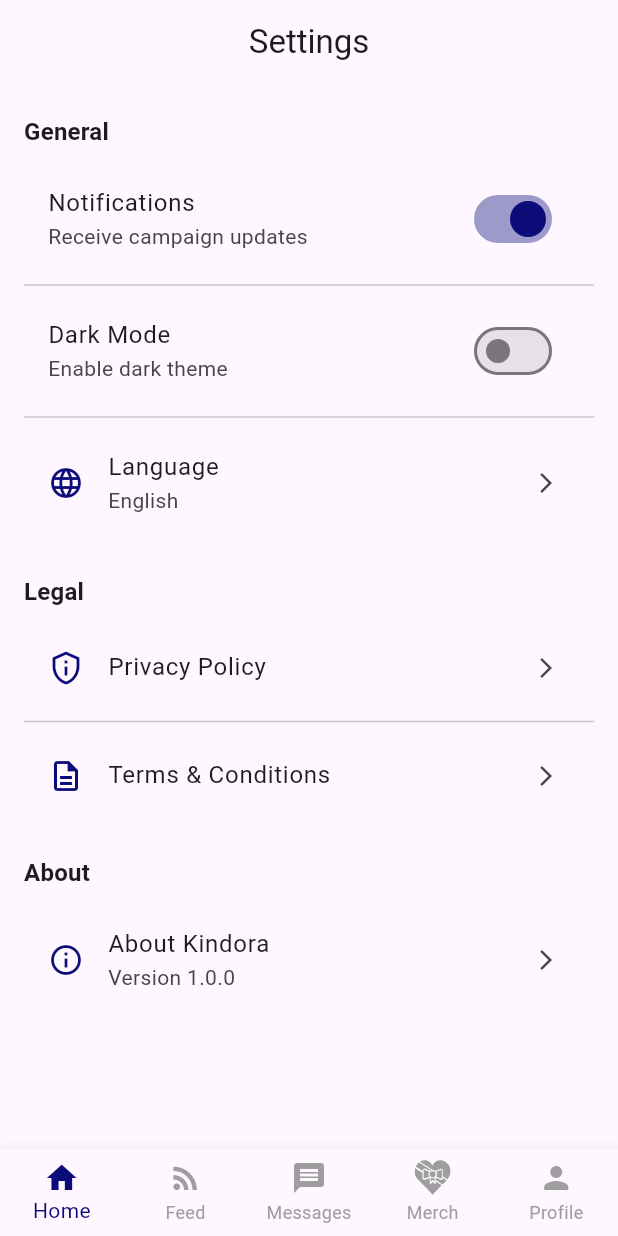
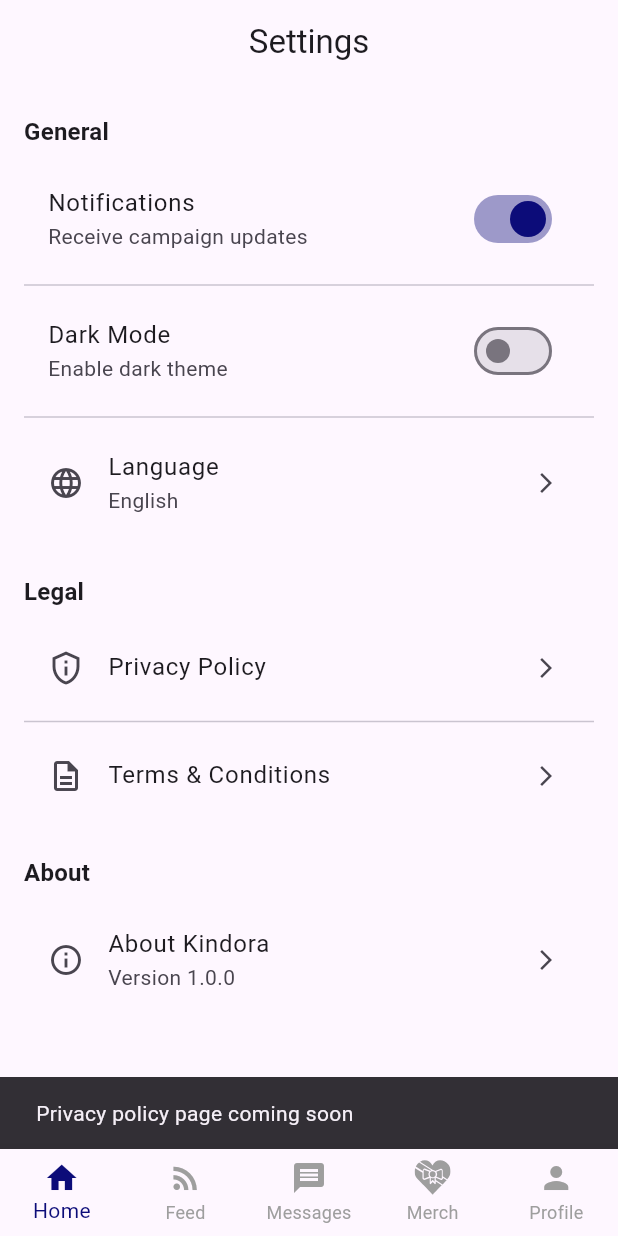
Before and after one commit to UmeshaAlwis/Kindora-, a Flutter app: the SettingsPage screen opened by its route, after a tap on "Privacy Policy", on a phone screen of 412 x 824 dp. Run offline on Flutter 3.47's test engine with Material 3 defaults, Android fonts, the phone set to English and light mode, and no system bars; our stand-ins replace dio, equatable, firebase_auth, firebase_core, flutter_dotenv, flutter_riverpod and 5 more; missing offline and left inert: flutter_stripe; accounts and stored records are empty.

Commit message:
Fix settings errors

```diff
--- a/flutter_app/lib/features/settings/settings_page.dart
+++ b/flutter_app/lib/features/settings/settings_page.dart
@@ -12,7 +12,8 @@ class SettingsPage extends StatefulWidget {
 class _SettingsPageState extends State<SettingsPage> {
 
   bool notificationsEnabled = true;
-  final Color primaryColor = const Color(0xFF0C0C79);
+
+  static const Color primaryColor = Color(0xFF0C0C79);
 
   @override
   Widget build(BuildContext context) {
@@ -30,17 +31,13 @@ class _SettingsPageState extends State<SettingsPage> {
       body: SafeArea(
         child: ListView(
           padding: const EdgeInsets.symmetric(horizontal: 16),
+
           children: [
 
             const SizedBox(height: 20),
 
-            /// GENERAL SETTINGS
-            Text(
-              "General",
-              style: Theme.of(context).textTheme.titleMedium?.copyWith(
-                fontWeight: FontWeight.bold,
-              ),
-            ),
+            /// GENERAL
+            _sectionTitle(context, "General"),
 
             const SizedBox(height: 10),
 
@@ -76,61 +73,76 @@ class _SettingsPageState extends State<SettingsPage> {
 
             /// LANGUAGE
             ListTile(
-              leading: Icon(Icons.language, color: primaryColor),
+              leading: const Icon(Icons.language),
               title: const Text("Language"),
               subtitle: const Text("English"),
               trailing: const Icon(Icons.arrow_forward_ios, size: 16),
-              onTap: () {},
+              onTap: () {
+                ScaffoldMessenger.of(context).showSnackBar(
+                  const SnackBar(
+                    content: Text("Language selection coming soon"),
+                  ),
+                );
+              },
             ),
 
             const SizedBox(height: 25),
 
             /// LEGAL
-            Text(
-              "Legal",
-              style: Theme.of(context).textTheme.titleMedium?.copyWith(
-                fontWeight: FontWeight.bold,
-              ),
-            ),
+            _sectionTitle(context, "Legal"),
 
             const SizedBox(height: 10),
 
             /// PRIVACY POLICY
             ListTile(
-              leading: Icon(Icons.privacy_tip_outlined, color: primaryColor),
+              leading: const Icon(Icons.privacy_tip_outlined),
               title: const Text("Privacy Policy"),
               trailing: const Icon(Icons.arrow_forward_ios, size: 16),
-              onTap: () {},
+              onTap: () {
+                ScaffoldMessenger.of(context).showSnackBar(
+                  const SnackBar(
+                    content: Text("Privacy policy page coming soon"),
+                  ),
+                );
+              },
             ),
 
             const Divider(),
 
             /// TERMS
             ListTile(
-              leading: Icon(Icons.description_outlined, color: primaryColor),
+              leading: const Icon(Icons.description_outlined),
               title: const Text("Terms & Conditions"),
               trailing: const Icon(Icons.arrow_forward_ios, size: 16),
-              onTap: () {},
+              onTap: () {
+                ScaffoldMessenger.of(context).showSnackBar(
+                  const SnackBar(
+                    content: Text("Terms & Conditions page coming soon"),
+                  ),
+                );
+              },
             ),
 
             const SizedBox(height: 25),
 
             /// ABOUT
-            Text(
-              "About",
-              style: Theme.of(context).textTheme.titleMedium?.copyWith(
-                fontWeight: FontWeight.bold,
-              ),
-            ),
+            _sectionTitle(context, "About"),
 
             const SizedBox(height: 10),
 
             ListTile(
-              leading: Icon(Icons.info_outline, color: primaryColor),
+              leading: const Icon(Icons.info_outline),
               title: const Text("About Kindora"),
               subtitle: const Text("Version 1.0.0"),
               trailing: const Icon(Icons.arrow_forward_ios, size: 16),
-              onTap: () {},
+              onTap: () {
+                showAboutDialog(
+                  context: context,
+                  applicationName: "Kindora",
+                  applicationVersion: "1.0.0",
+                  applicationLegalese: "© 2026 Kindora Team",
+                );
+              },
             ),
 
             const SizedBox(height: 30),
@@ -139,4 +151,14 @@ class _SettingsPageState extends State<SettingsPage> {
       ),
     );
   }
+
+  /// SECTION TITLE WIDGET
+  Widget _sectionTitle(BuildContext context, String title) {
+    return Text(
+      title,
+      style: Theme.of(context).textTheme.titleMedium?.copyWith(
+            fontWeight: FontWeight.bold,
+          ),
+    );
+  }
 }
```
